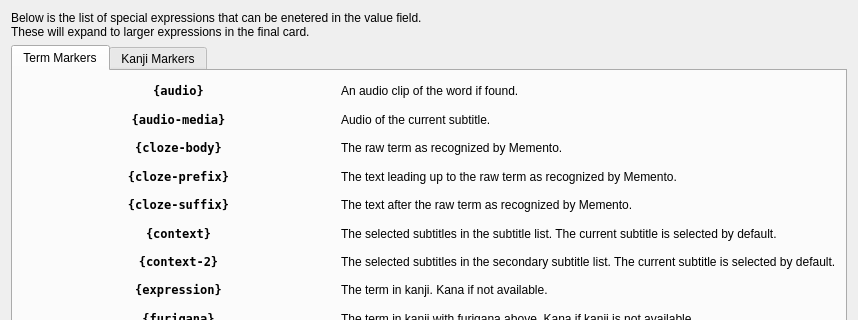
Old version of the form src/gui/widgets/settings/ankisettingshelp.ui in the repository ripose-jp/Memento; both pictures show x 0 to 858 and y 0 to 320 of the 858 by 750 pixel window.
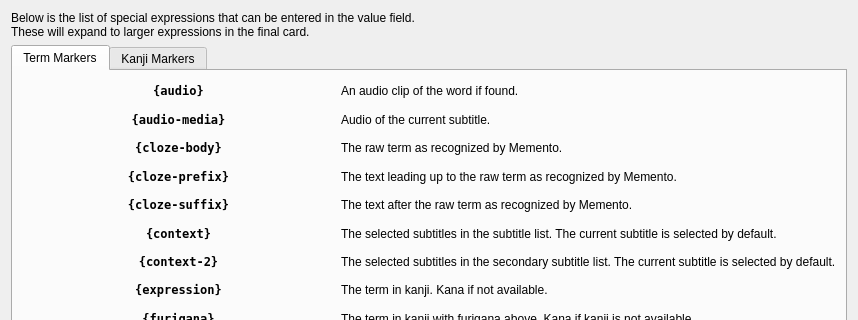
New version of the form.

Commit message: Fix typo in ankisettingshelp

What changed in the file:
```diff
--- a/src/gui/widgets/settings/ankisettingshelp.ui
+++ b/src/gui/widgets/settings/ankisettingshelp.ui
@@ -23,7 +23,7 @@
    <item>
     <widget class="QLabel" name="labelExplination">
      <property name="text">
-      <string>Below is the list of special expressions that can be enetered in the value field.
+      <string>Below is the list of special expressions that can be entered in the value field.
 These will expand to larger expressions in the final card.</string>
      </property>
      <property name="wordWrap">
```
